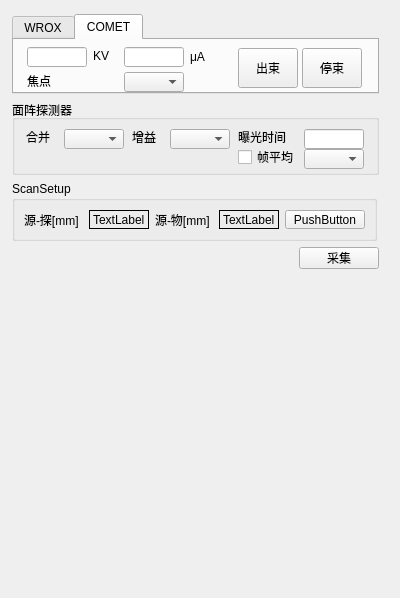
First picture: the form in CTScan_QT/CTScan/raypanelmotion.ui, repository maozi2327/CTScan, before the edit.
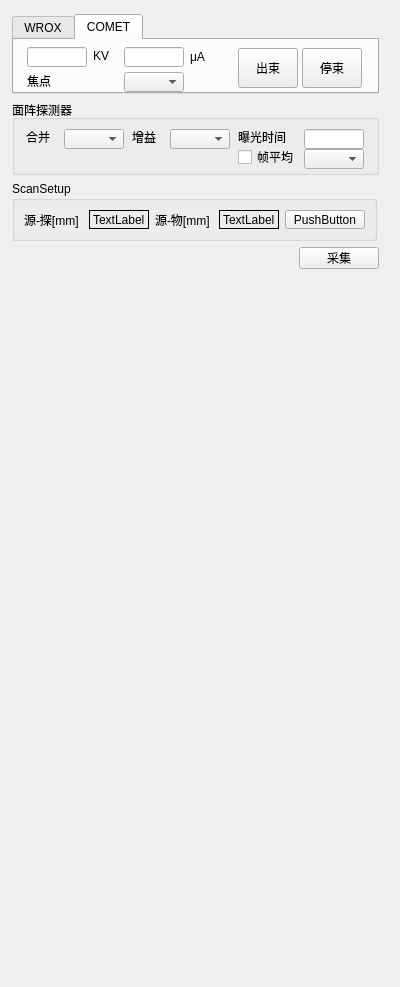
Second picture: the form after the edit.

The edit to the form file:
```diff
--- a/CTScan_QT/CTScan/raypanelmotion.ui
+++ b/CTScan_QT/CTScan/raypanelmotion.ui
@@ -7,7 +7,7 @@
     <x>0</x>
     <y>0</y>
     <width>400</width>
-    <height>598</height>
+    <height>987</height>
    </rect>
   </property>
   <property name="sizePolicy">
```
